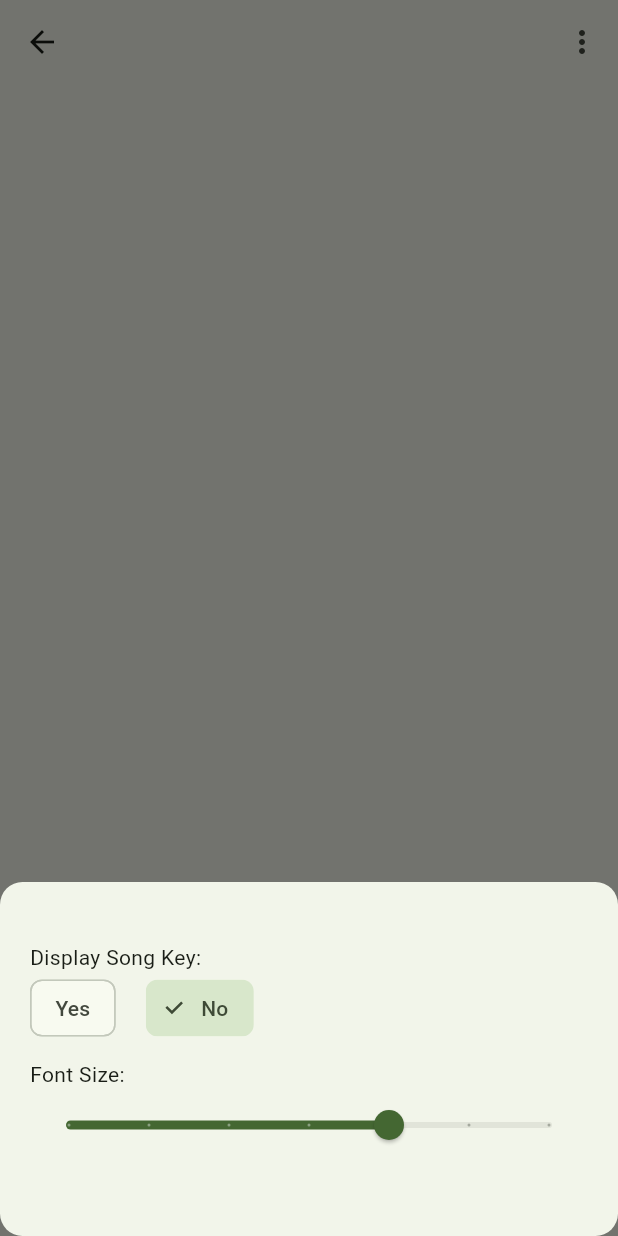
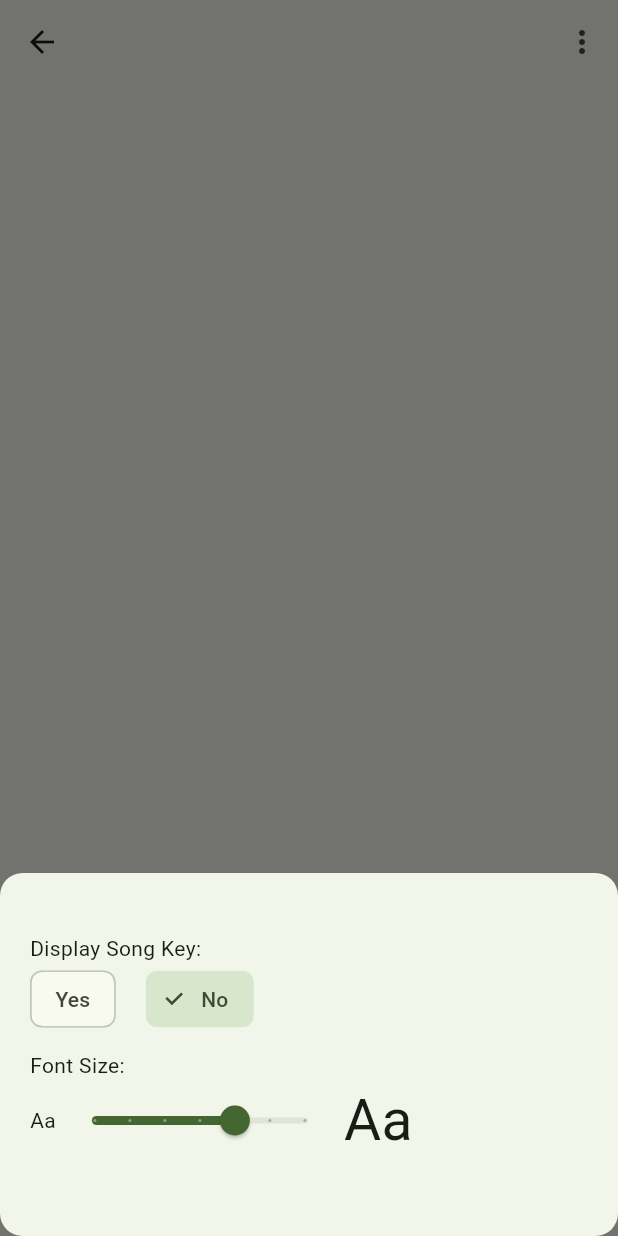
Before and after one commit to NgoniMujuru/believers_songbook, a Flutter app: the Song screen opened directly with empty values, after a tap on the "more vert" icon, on a phone screen of 412 x 824 dp. Run offline on Flutter 3.47's test engine with Material 2 defaults, Android fonts, the phone set to English and light mode, and no system bars; our stand-ins replace csv, firebase_core, shared_preferences; missing offline and left inert: alphabet_scroll_view, fuzzywuzzy; accounts and stored records are empty.

Commit message:
feat: font size indicator

```diff
--- a/lib/song.dart
+++ b/lib/song.dart
@@ -115,6 +115,13 @@ class Song extends StatelessWidget {
                   ),
                   const SizedBox(height: 10),
                   const Text('Font Size:'),
+                  Row(mainAxisAlignment: MainAxisAlignment.start, children: [
+                    const Text(
+                      'Aa',
+                      style: TextStyle(
+                        fontSize: 14,
+                      ),
+                    ),
                     Consumer<SongSettings>(
                       builder: (context, songSettings, child) => Slider(
                         value: songSettings.fontSize,
@@ -128,6 +135,13 @@ class Song extends StatelessWidget {
                         },
                       ),
                     ),
+                    const Text(
+                      'Aa',
+                      style: TextStyle(
+                        fontSize: 38,
+                      ),
+                    ),
+                  ]),
                 ],
               ),
             ],
```
Lines whose indentation alone changed are shown as unchanged.
